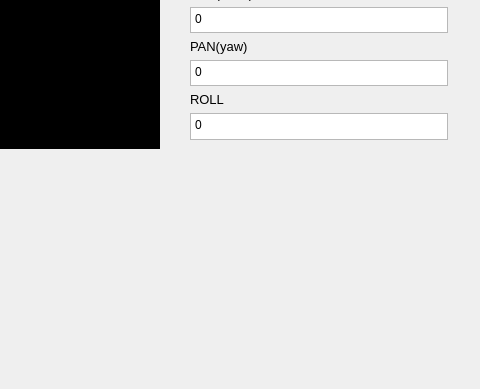
Above: cameraposeestimation.ui from owo458/TempProject before the change; both pictures show x 520 to 1000 and y 611 to 1000 of the 1000 by 1000 pixel window. Below: the same form after it.
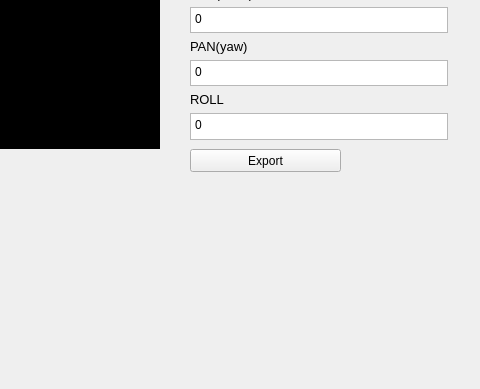
That is the form after the change.

```diff
--- a/cameraposeestimation.ui
+++ b/cameraposeestimation.ui
@@ -297,10 +297,19 @@
     </layout>
    </widget>
   </widget>
-  <zorder>ReProjectionImg</zorder>
-  <zorder>PointImg</zorder>
-  <zorder>splitter</zorder>
-  <zorder>normPixelError_text</zorder>
+  <widget class="QPushButton" name="pushButton">
+   <property name="geometry">
+    <rect>
+     <x>710</x>
+     <y>760</y>
+     <width>151</width>
+     <height>23</height>
+    </rect>
+   </property>
+   <property name="text">
+    <string>Export</string>
+   </property>
+  </widget>
  </widget>
  <resources/>
  <connections/>
```
